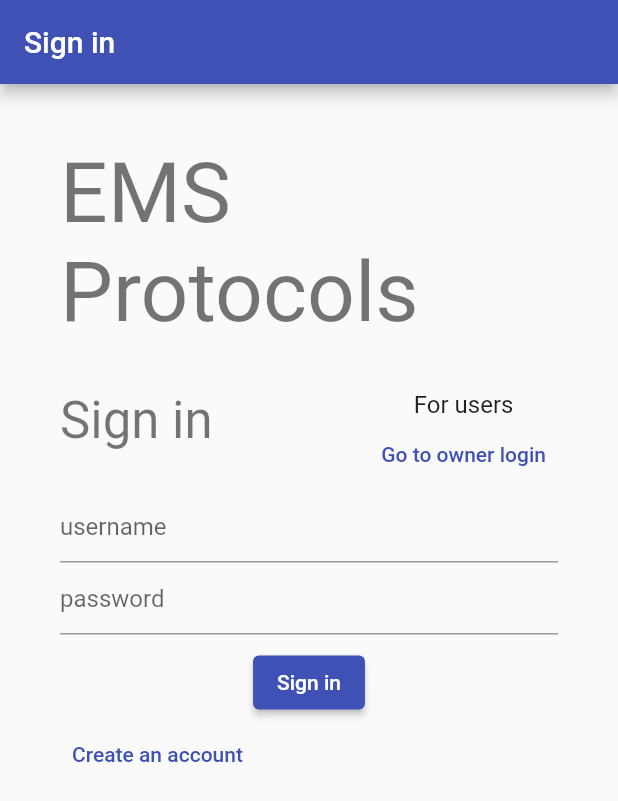
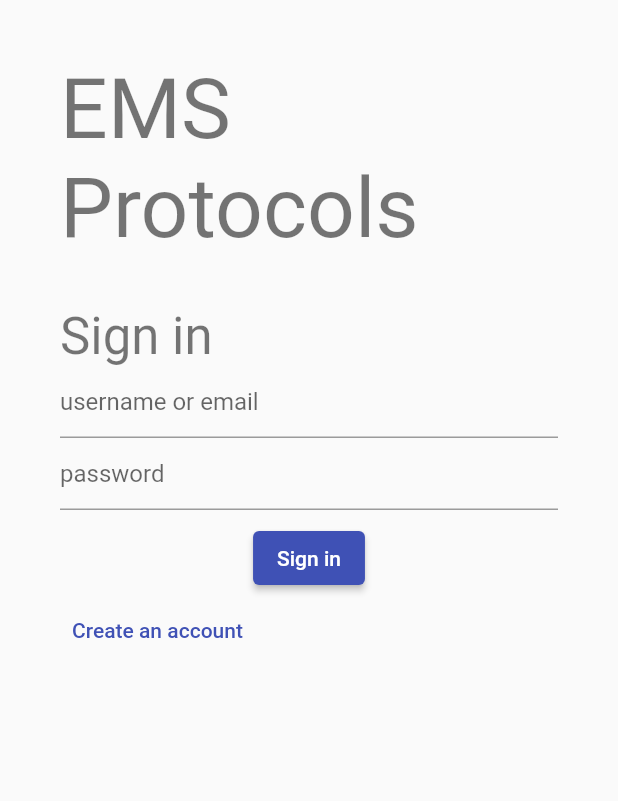
Before and after one commit to fivemoreminix/ems-protocols, a Flutter app: the screen it shows after launch, on a phone screen of 412 x 824 dp. Shown: the top 801 px of the screen. Run offline on Flutter 3.47's test engine with Material 2 defaults, Android fonts, the phone set to English and light mode, and no system bars; our stand-ins replace carousel_slider, cloud_firestore, firebase_auth, firebase_core; missing offline and left inert: flutter_stripe, pdfx; accounts and stored records are empty.

Commit message:
Remove generic login form in favor of :sparkles: simplicity :sparkles:

```diff
--- a/lib/auth/login.dart
+++ b/lib/auth/login.dart
@@ -16,7 +16,7 @@ class AuthGate extends StatelessWidget {
       stream: FirebaseAuth.instance.authStateChanges(),
       builder: (context, snapshot) {
         if (!snapshot.hasData) {
-          return const SigninPage(); // Welcome page will lead to the sign in page.
+          return const LoginPage(); // Welcome page will lead to the sign in page.
         }
 
         // User must be signed into Firebase by now, to have UserData
@@ -27,63 +27,25 @@ class AuthGate extends StatelessWidget {
   }
 }
 
-class SigninPage extends StatefulWidget {
-  const SigninPage({Key? key}) : super(key: key);
+class LoginPage extends StatefulWidget {
+  const LoginPage({Key? key}) : super(key: key);
 
   @override
-  State<SigninPage> createState() => _SigninPageState();
+  State<LoginPage> createState() => _LoginPageState();
 }
 
-class _SigninPageState extends State<SigninPage> {
-  bool showAdminForm = false;
-
-  @override
-  Widget build(BuildContext context) {
-    return Scaffold(
-        appBar: AppBar(title: const Text('Sign in')),
-        body: GenericSignin(
-          // I use this generic sign in form to present one for admin accounts
-          // and another for users.
-          onSwitchForms: () {
-            setState(() => showAdminForm = !showAdminForm);
-          },
-          subtitleText: showAdminForm ? 'For admins and owners' : 'For users',
-          switchFormsText:
-              showAdminForm ? 'Go to user login' : 'Go to owner login',
-          userFieldType:
-              showAdminForm ? _UserFieldType.email : _UserFieldType.username,
-        ));
-  }
-}
-
-enum _UserFieldType {
-  email,
-  username,
-}
-
-class GenericSignin extends StatefulWidget {
-  const GenericSignin(
-      {Key? key,
-      required this.onSwitchForms,
-      required this.subtitleText,
-      required this.switchFormsText,
-      required this.userFieldType})
-      : super(key: key);
-
-  final Function() onSwitchForms;
-  final String subtitleText;
-  final String switchFormsText;
-  final _UserFieldType userFieldType;
-
-  @override
-  State<GenericSignin> createState() => _GenericSigninState();
-}
-
-class _GenericSigninState extends State<GenericSignin> {
+class _LoginPageState extends State<LoginPage> {
   final userController = TextEditingController();
   final passController = TextEditingController();
   String? errorMessage;
   bool loading = false;
+
+  final emailRegexp = RegExp(
+      r"^[a-zA-Z0-9.a-zA-Z0-9.!#$%&'*+-/=?^_`{|}~]+@[a-zA-Z0-9]+\.[a-zA-Z]+");
+
+  bool isEmail(String text) {
+    return emailRegexp.hasMatch(text);
+  }
 
   @override
   Widget build(BuildContext context) {
@@ -99,33 +61,14 @@ class _GenericSigninState extends State<GenericSignin> {
                       child: Text('EMS Protocols',
                           style: Theme.of(context).textTheme.headline2)),
                   const SizedBox(height: 32.0),
-                  Row(crossAxisAlignment: CrossAxisAlignment.start, children: [
                   Text(
                     'Sign in',
                     style: Theme.of(context).textTheme.headline4,
                   ),
-                    const Spacer(),
-                    Column(
-                      crossAxisAlignment: CrossAxisAlignment.center,
-                      children: [
-                        Text(
-                          widget.subtitleText,
-                          style: Theme.of(context).textTheme.subtitle1,
-                        ),
-                        TextButton(
-                          child: Text(widget.switchFormsText),
-                          onPressed: widget.onSwitchForms,
-                        ),
-                      ],
-                    )
-                  ]),
                   TextFormField(
                       controller: userController,
-                      decoration: InputDecoration(
-                          hintText:
-                              (widget.userFieldType == _UserFieldType.email)
-                                  ? 'email address'
-                                  : 'username')),
+                      decoration:
+                          const InputDecoration(hintText: 'username or email')),
                   TextFormField(
                     controller: passController,
                     decoration: const InputDecoration(hintText: 'password'),
@@ -145,30 +88,29 @@ class _GenericSigninState extends State<GenericSignin> {
                     child: const Text('Sign in'),
                     onPressed: () async {
                       setState(() => loading = true);
-                      try {
-                        var user = userController.text.trim();
-                        if (widget.userFieldType == _UserFieldType.username) {
+
+                      String user = userController.text.trim();
+                      if (!isEmail(user)) {
                         user +=
-                              usernameEmailSuffix; // Some arbitrary but constant domain for managed accounts
+                            usernameEmailSuffix; // Make the username a fake email
                       }
                       final pass = passController.text;
 
+                      try {
                         await FirebaseAuth.instance.signInWithEmailAndPassword(
                             email: user, password: pass);
                       } catch (e) {
                         final exc = e as FirebaseAuthException;
                         switch (exc.code) {
                           case 'invalid-email':
-                            errorMessage =
-                                (widget.userFieldType == _UserFieldType.email)
-                                    ? "Invalid email address"
-                                    : "Invalid username";
+                            errorMessage = 'Invalid username or email address.';
                             break;
                           case 'user-disabled':
-                            errorMessage = "Your account has been disabled";
+                            errorMessage =
+                                "Unable to login: your account was disabled.";
                             break;
                           case 'user-not-found':
-                            errorMessage = "Your account cannot be found.";
+                            errorMessage = "The account with that username or email could not be found.";
                             break;
                           case 'wrong-password':
                             errorMessage =
--- a/lib/welcome.dart
+++ b/lib/welcome.dart
@@ -33,7 +33,7 @@ class WelcomePage extends StatelessWidget {
                                       context,
                                       MaterialPageRoute(
                                           builder: (context) =>
-                                              const SigninPage()));
+                                              const LoginPage()));
                                 },
                                 child: const Text('Sign in')),
                             ElevatedButton(
```
Lines whose indentation alone changed are shown as unchanged.
